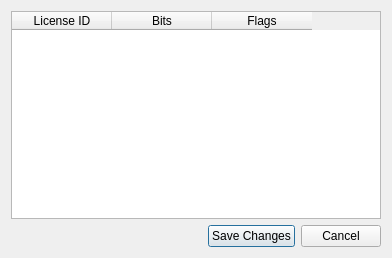
Old version of the form Velocity/licensingdatadialog.ui in the repository hetelek/Velocity.
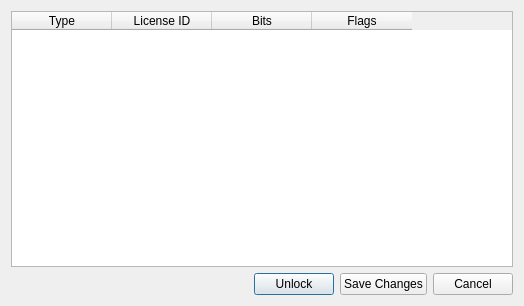
New version of the form. Icons and pictures are not drawn.

Commit message: added unlock option

What changed in the file:
```diff
--- a/Velocity/licensingdatadialog.ui
+++ b/Velocity/licensingdatadialog.ui
@@ -6,8 +6,8 @@
    <rect>
     <x>0</x>
     <y>0</y>
-    <width>392</width>
-    <height>258</height>
+    <width>524</width>
+    <height>306</height>
    </rect>
   </property>
   <property name="windowTitle">
@@ -23,6 +23,11 @@
      <attribute name="horizontalHeaderDefaultSectionSize">
       <number>100</number>
      </attribute>
+     <column>
+      <property name="text">
+       <string>Type</string>
+      </property>
+     </column>
      <column>
       <property name="text">
        <string>License ID</string>
@@ -55,6 +60,17 @@
        </property>
       </spacer>
      </item>
+     <item>
+      <widget class="QPushButton" name="btnUnlock">
+       <property name="text">
+        <string>Unlock</string>
+       </property>
+       <property name="icon">
+        <iconset resource="Resources.qrc">
+         <normaloff>:/Images/unlock.png</normaloff>:/Images/unlock.png</iconset>
+       </property>
+      </widget>
+     </item>
      <item>
       <widget class="QPushButton" name="pushButton">
        <property name="text">
```
The commit also changes 2 other files.
